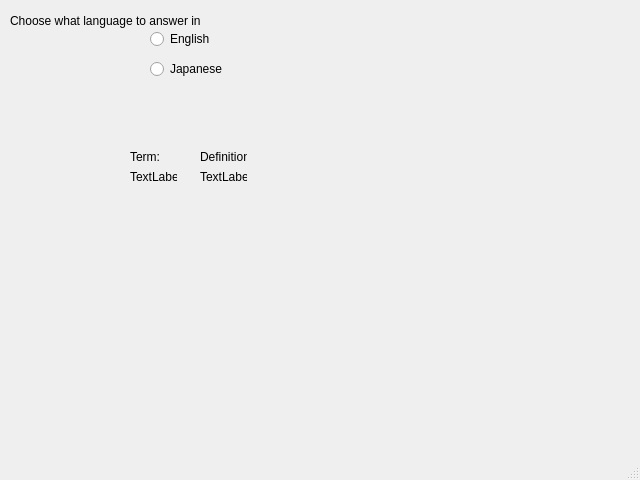
Before: the Qt Designer form vocab_quiz_gui.ui in penelopenichols/Nakama-1-Vocab-Practice-App, drawn with Qt 5.
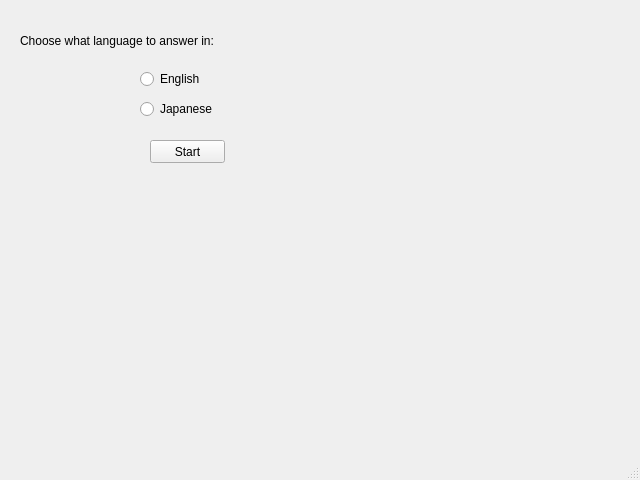
After: the same form once the commit is applied.

Commit message: Updated UI, fixed process_vocab.py added start_quiz() and hide_start_menu() methods to controller.py

Patch:
```diff
--- a/vocab_quiz_gui.ui
+++ b/vocab_quiz_gui.ui
@@ -2,6 +2,9 @@
 <ui version="4.0">
  <class>MainWindow</class>
  <widget class="QMainWindow" name="MainWindow">
+  <property name="enabled">
+   <bool>true</bool>
+  </property>
   <property name="geometry">
    <rect>
     <x>0</x>
@@ -14,63 +17,27 @@
    <string>MainWindow</string>
   </property>
   <widget class="QWidget" name="centralwidget">
-   <widget class="QLabel" name="label_var_term">
-    <property name="geometry">
-     <rect>
-      <x>130</x>
-      <y>170</y>
-      <width>47</width>
-      <height>14</height>
-     </rect>
+   <widget class="QLabel" name="label_text_asnwer_language">
+    <property name="enabled">
+     <bool>true</bool>
     </property>
-    <property name="text">
-     <string>TextLabel</string>
-    </property>
-   </widget>
-   <widget class="QLabel" name="label_var_definition">
     <property name="geometry">
      <rect>
-      <x>200</x>
-      <y>170</y>
-      <width>47</width>
-      <height>14</height>
-     </rect>
-    </property>
-    <property name="text">
-     <string>TextLabel</string>
-    </property>
-   </widget>
-   <widget class="QLabel" name="label_text_term">
-    <property name="geometry">
-     <rect>
-      <x>130</x>
-      <y>150</y>
-      <width>47</width>
-      <height>14</height>
-     </rect>
-    </property>
-    <property name="text">
-     <string>Term:</string>
-    </property>
-   </widget>
-   <widget class="QLabel" name="label_text_definition">
-    <property name="geometry">
-     <rect>
-      <x>200</x>
-      <y>150</y>
-      <width>47</width>
-      <height>14</height>
-     </rect>
-    </property>
-    <property name="text">
-     <string>Definition:</string>
-    </property>
-   </widget>
-   <widget class="QRadioButton" name="radioButton_english">
-    <property name="geometry">
-     <rect>
-      <x>150</x>
+      <x>20</x>
       <y>30</y>
+      <width>321</width>
+      <height>21</height>
+     </rect>
+    </property>
+    <property name="text">
+     <string>Choose what language to answer in:</string>
+    </property>
+   </widget>
+   <widget class="QRadioButton" name="radioButton_english">
+    <property name="geometry">
+     <rect>
+      <x>140</x>
+      <y>70</y>
       <width>80</width>
       <height>18</height>
      </rect>
@@ -82,8 +49,8 @@
    <widget class="QRadioButton" name="radioButton_japanese">
     <property name="geometry">
      <rect>
-      <x>150</x>
-      <y>60</y>
+      <x>140</x>
+      <y>100</y>
       <width>80</width>
       <height>18</height>
      </rect>
@@ -92,17 +59,17 @@
      <string>Japanese</string>
     </property>
    </widget>
-   <widget class="QLabel" name="label_text_asnwer_language">
+   <widget class="QPushButton" name="pushButton_start">
     <property name="geometry">
      <rect>
-      <x>10</x>
-      <y>10</y>
-      <width>191</width>
-      <height>21</height>
+      <x>150</x>
+      <y>140</y>
+      <width>75</width>
+      <height>23</height>
      </rect>
     </property>
     <property name="text">
-     <string>Choose what language to answer in:</string>
+     <string>Start</string>
     </property>
    </widget>
   </widget>
```
Left out of the diff: 9 changed lines with no effect on the pictures. The commit also changes 6 other files.
